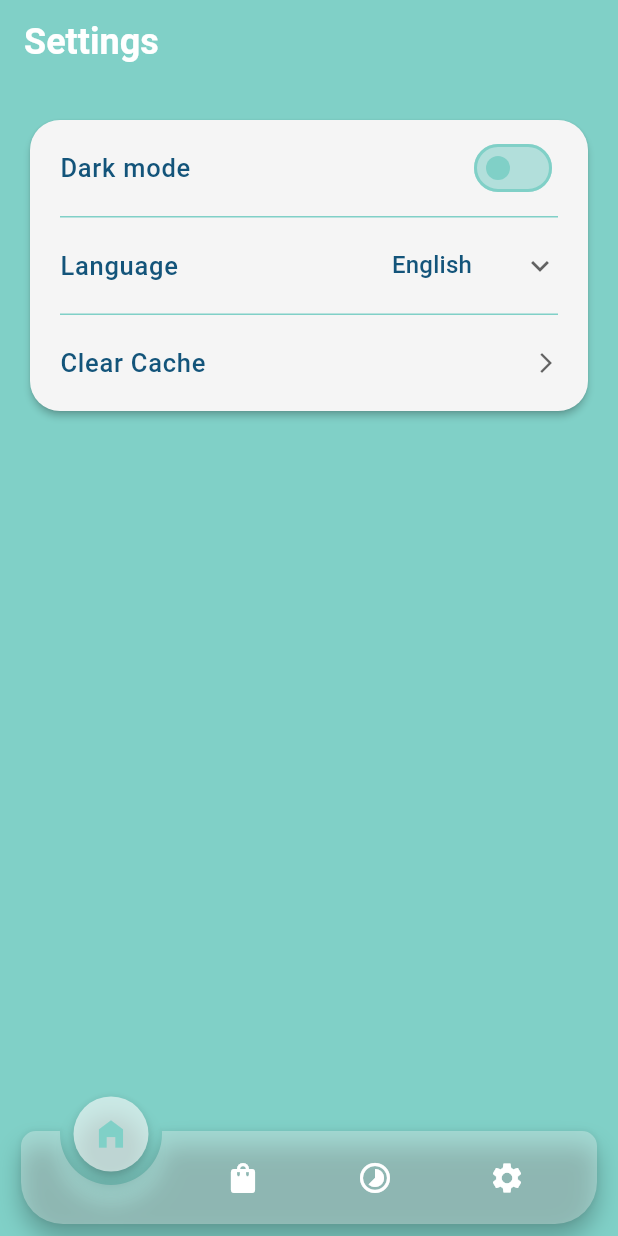
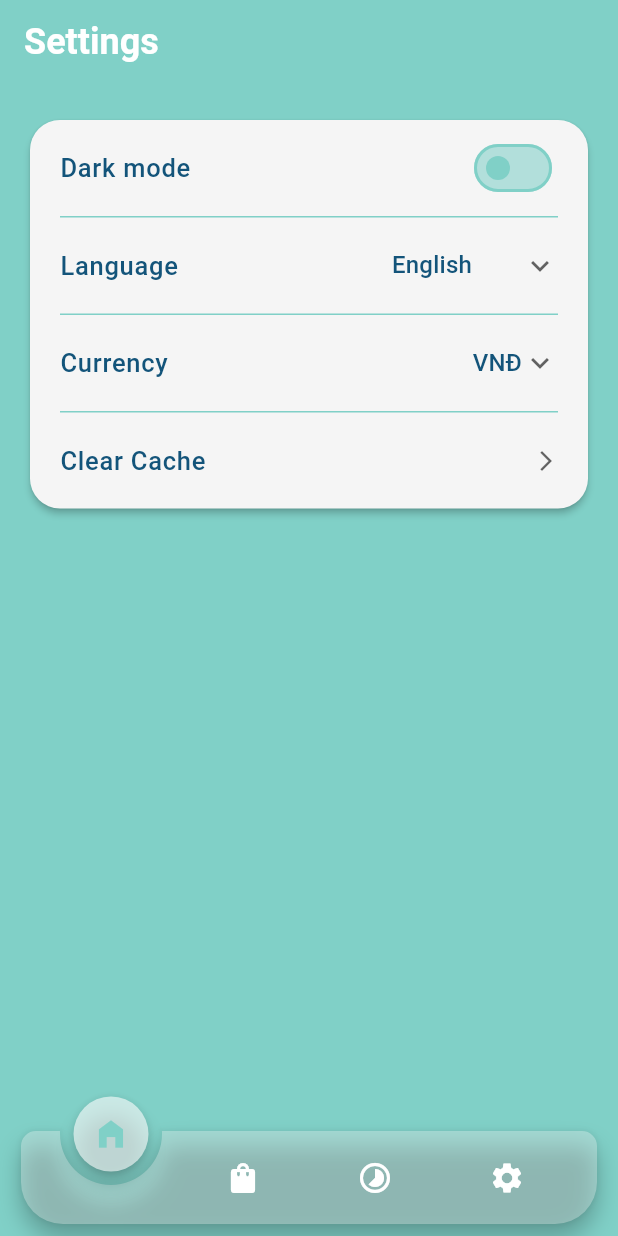
Before and after one commit to thangpn0207/manage_salary, a Flutter app: the screen it shows after launch, swiped to page 4, on a phone screen of 412 x 824 dp. Run offline on Flutter 3.47's test engine with Material 3 defaults, Android fonts, the phone set to English and light mode, and no system bars; drawn by our look-alikes of animated_notch_bottom_bar; our stand-ins replace connectivity_plus, equatable, fl_chart, flutter_bloc, flutter_form_builder, flutter_screenutil and 8 more; missing offline and left inert: flutter_tilt, lotus_cex.

Commit message:
add cubit currency

```diff
--- a/lib/bloc/activity/activity_bloc.dart
+++ b/lib/bloc/activity/activity_bloc.dart
@@ -776,9 +776,6 @@ class ActivityBloc extends HydratedBloc<ActivityEvent, ActivityState> {
   ActivityState? fromJson(Map<String, dynamic> json) {
     try {
       final state = ActivityState.fromJson(json);
-      // The GenerateRecurringInstances event is dispatched in the constructor
-      // after the BLoC is fully initialized. Adding events here is unsafe as
-      // handlers might not be registered yet during the hydration process.
       return state;
     } catch (e, stackTrace) {
       LogUtil.e('Error hydrating ActivityBloc state: $e\n$stackTrace');
--- /dev/null
+++ b/lib/bloc/concurrent/concurrent_cubit.dart
@@ -0,0 +1,30 @@
+import 'dart:ui';
+
+import 'package:hydrated_bloc/hydrated_bloc.dart';
+
+class CurrencyCubit extends HydratedCubit<Locale> {
+  CurrencyCubit() : super(Locale("en"));
+
+  Future<void> setLocale(Locale locale) async {
+    emit(locale);
+  }
+
+  Future<void> resetToDefault() async {
+    emit(Locale("en"));
+  }
+
+  bool isCurrentConcurrent(String languageCode) {
+    return state.languageCode == languageCode;
+  }
+
+  @override
+  Locale? fromJson(Map<String, dynamic> json) {
+    final String? languageCode = json['languageCode'];
+    return Locale(languageCode ?? "en");
+  }
+
+  @override
+  Map<String, dynamic>? toJson(Locale state) {
+    return {"languageCode": state.languageCode};
+  }
+}
--- a/lib/bloc/locale/cubit/locale_cubit.dart
+++ /dev/null
@@ -1,36 +0,0 @@
-import 'package:flutter/material.dart';
-import 'package:flutter_bloc/flutter_bloc.dart';
-import 'package:shared_preferences/shared_preferences.dart';
-
-import '../../../core/locale/generated/l10n.dart';
-
-class LocaleCubit extends Cubit<Locale> {
-  final SharedPreferences prefs;
-  static const String _localeKey = 'app_locale';
-  static const Locale _defaultLocale = Locale('en');
-
-  LocaleCubit(this.prefs) : super(_loadLocale(prefs));
-
-  static Locale _loadLocale(SharedPreferences prefs) {
-    final String? languageCode = prefs.getString(_localeKey);
-    if (languageCode == null) {
-      return _defaultLocale;
-    }
-    return Locale(languageCode);
-  }
-
-  Future<void> setLocale(Locale locale) async {
-    await prefs.setString(_localeKey, locale.languageCode);
-    await S.load(locale);
-    emit(locale);
-  }
-
-  Future<void> resetToDefault() async {
-    await prefs.remove(_localeKey);
-    emit(_defaultLocale);
-  }
-
-  bool isCurrentLocale(String languageCode) {
-    return state.languageCode == languageCode;
-  }
-}
--- /dev/null
+++ b/lib/bloc/locale/locale_cubit.dart
@@ -0,0 +1,32 @@
+import 'package:flutter/material.dart';
+import 'package:hydrated_bloc/hydrated_bloc.dart';
+
+import '../../core/locale/generated/l10n.dart';
+
+class LocaleCubit extends HydratedCubit<Locale> {
+  LocaleCubit() : super(Locale("en"));
+
+  Future<void> setLocale(Locale locale) async {
+    await S.load(locale);
+    emit(locale);
+  }
+
+  Future<void> resetToDefault() async {
+    emit(Locale("en"));
+  }
+
+  bool isCurrentLocale(String languageCode) {
+    return state.languageCode == languageCode;
+  }
+
+  @override
+  Locale? fromJson(Map<String, dynamic> json) {
+    final String? languageCode = json['languageCode'];
+    return Locale(languageCode ?? "en");
+  }
+
+  @override
+  Map<String, dynamic>? toJson(Locale state) {
+    return {"languageCode": state.languageCode};
+  }
+}
--- a/lib/bloc/theme/cubit/theme_cubit.dart
+++ /dev/null
@@ -1,30 +0,0 @@
-import 'package:flutter/material.dart';
-import 'package:flutter_bloc/flutter_bloc.dart';
-import 'package:shared_preferences/shared_preferences.dart';
-
-class ThemeCubit extends Cubit<ThemeMode> {
-  final SharedPreferences prefs;
-  static const String _themeKey = 'theme_mode';
-
-  ThemeCubit(this.prefs) : super(_loadTheme(prefs));
-
-  static ThemeMode _loadTheme(SharedPreferences prefs) {
-    final String? themeString = prefs.getString(_themeKey);
-    if (themeString == null) {
-      return ThemeMode.system;
-    }
-    return ThemeMode.values.firstWhere(
-      (e) => e.toString() == themeString,
-      orElse: () => ThemeMode.system,
-    );
-  }
-
-  Future<void> setTheme(ThemeMode mode) async {
-    await prefs.setString(_themeKey, mode.toString());
-    emit(mode);
-  }
-
-  bool get isDarkMode => state == ThemeMode.dark;
-  bool get isLightMode => state == ThemeMode.light;
-  bool get isSystemMode => state == ThemeMode.system;
-}
--- /dev/null
+++ b/lib/bloc/theme/theme_cubit.dart
@@ -0,0 +1,33 @@
+import 'package:flutter/material.dart';
+import 'package:hydrated_bloc/hydrated_bloc.dart';
+
+class ThemeCubit extends HydratedCubit<ThemeMode> {
+  ThemeCubit() : super(ThemeMode.system);
+
+  void setTheme(ThemeMode mode) async {
+    emit(mode);
+  }
+
+  bool get isDarkMode => state == ThemeMode.dark;
+
+  bool get isLightMode => state == ThemeMode.light;
+
+  bool get isSystemMode => state == ThemeMode.system;
+
+  @override
+  ThemeMode? fromJson(Map<String, dynamic> json) {
+    final themeMode = json['themeMode'] != null
+        ? ThemeMode.values.firstWhere(
+            (e) => e.toString() == json['themeMode'],
+            orElse: () => ThemeMode.system,
+          )
+        : ThemeMode.system;
+
+    return themeMode;
+  }
+
+  @override
+  Map<String, dynamic>? toJson(ThemeMode state) {
+    return {'themeMode': state.toString()};
+  }
+}
--- a/lib/core/locale/l10n/intl_en.arb
+++ b/lib/core/locale/l10n/intl_en.arb
@@ -91,5 +91,8 @@
   "addRecurringDescription": "Add recurring activities to automate your regular income and expenses",
   "added": "added",
   "updated": "updated",
-  "activityRemoved": "{name} removed"
+  "activityRemoved": "{name} removed",
+  "confirmBudgetDeletion": "Are you sure you want to remove the {name} budget?",
+  "currency": "Currency",
+  "addActivitySuccess": "{name} added successfully."
 }
--- a/lib/core/locale/l10n/intl_vi_VN.arb
+++ b/lib/core/locale/l10n/intl_vi_VN.arb
@@ -91,5 +91,8 @@
   "addRecurringDescription": "Thêm hoạt động định kỳ để tự động hóa thu nhập và chi tiêu thường xuyên của bạn",
   "added": "đã thêm",
   "updated": "đã cập nhật",
-  "activityRemoved": "Đã xóa {name}"
+  "activityRemoved": "Đã xóa {name}",
+  "confirmBudgetDeletion": "Bạn có chắc chắn muốn xóa ngân sách {name} không?",
+  "currency": "Tiền tệ",
+  "addActivitySuccess": "{name} thêm thành công."
 }
--- a/lib/ui/app.dart
+++ b/lib/ui/app.dart
@@ -7,8 +7,9 @@ import 'package:flutter_bloc/flutter_bloc.dart';
 import 'package:flutter_localizations/flutter_localizations.dart';
 import 'package:flutter_screenutil/flutter_screenutil.dart';
 import 'package:manage_salary/bloc/activity/activity_bloc.dart';
-import 'package:manage_salary/bloc/locale/cubit/locale_cubit.dart';
-import 'package:manage_salary/bloc/theme/cubit/theme_cubit.dart';
+import 'package:manage_salary/bloc/concurrent/concurrent_cubit.dart';
+import 'package:manage_salary/bloc/locale/locale_cubit.dart';
+import 'package:manage_salary/bloc/theme/theme_cubit.dart';
 import 'package:manage_salary/core/dependency/injection.dart';
 import 'package:manage_salary/core/locale/generated/l10n.dart';
 import 'package:manage_salary/core/routes/app_router.dart';
@@ -103,6 +104,7 @@ class _MyAppState extends State<MyApp> with WidgetsBindingObserver {
     return MultiBlocProvider(
       providers: [
         BlocProvider(create: (context) => getIt<ThemeCubit>()),
+        BlocProvider(create: (context) => getIt<CurrencyCubit>()),
         BlocProvider(create: (context) => getIt<LocaleCubit>()),
         BlocProvider(create: (context) => getIt<ActivityBloc>()),
       ],
@@ -110,6 +112,8 @@ class _MyAppState extends State<MyApp> with WidgetsBindingObserver {
         builder: (context, themeMode) {
           return BlocBuilder<LocaleCubit, Locale>(
             builder: (context, locale) {
+              return BlocBuilder<CurrencyCubit, Locale>(
+                builder: (context, state) {
                   return ScreenUtilInit(
                     designSize: const Size(360, 690),
                     minTextAdapt: true,
@@ -118,7 +122,7 @@ class _MyAppState extends State<MyApp> with WidgetsBindingObserver {
                       return MaterialApp.router(
                         routerConfig: AppRouter.router,
                         debugShowCheckedModeBanner: false,
-                    title: 'Lotus CEX',
+                        title: 'Manage Salary',
                         theme: AppTheme.lightTheme,
                         darkTheme: AppTheme.darkTheme,
                         themeMode: themeMode,
@@ -139,6 +143,8 @@ class _MyAppState extends State<MyApp> with WidgetsBindingObserver {
                 },
               );
             },
+          );
+        },
       ),
     );
   }
--- a/lib/ui/home/home_screen.dart
+++ b/lib/ui/home/home_screen.dart
@@ -2,8 +2,8 @@ import 'package:flutter/material.dart';
 import 'package:flutter_screenutil/flutter_screenutil.dart';
 import 'package:manage_salary/bloc/activity/activity_event.dart';
 import 'package:manage_salary/core/config/build_config.dart';
+import 'package:manage_salary/ui/components/banner_ad_widget.dart';
 import 'package:manage_salary/ui/components/base_button.dart';
-import 'package:manage_salary/ui/components/banner_ad_widget.dart';
 import 'package:manage_salary/ui/home/widgets/activity_list/activity_tabs_view.dart';
 import 'package:manage_salary/ui/home/widgets/bottom_sheet/show_add_activity_sheet.dart';
 import 'package:manage_salary/ui/home/widgets/card_dashboard/card_dashboard.dart';
@@ -32,7 +32,7 @@ class _HomeScreenState extends State<HomeScreen> {
       if (mounted) {
         ScaffoldMessenger.of(context).showSnackBar(
           SnackBar(
-            content: Text('${newActivity.title} added successfully!'),
+            content: Text(S.current.addActivitySuccess(newActivity.title)),
             backgroundColor: Colors.green,
             duration: const Duration(seconds: 2),
           ),
--- a/lib/ui/recurring/widgets/add_edit_recurring_sheet.dart
+++ b/lib/ui/recurring/widgets/add_edit_recurring_sheet.dart
@@ -3,7 +3,7 @@ import 'package:flutter/services.dart';
 import 'package:flutter_bloc/flutter_bloc.dart';
 import 'package:flutter_form_builder/flutter_form_builder.dart';
 import 'package:form_builder_validators/form_builder_validators.dart';
-import 'package:manage_salary/bloc/locale/cubit/locale_cubit.dart';
+import 'package:manage_salary/bloc/locale/locale_cubit.dart';
 import 'package:manage_salary/core/constants/enums.dart';
 import 'package:manage_salary/core/locale/generated/l10n.dart';
 import 'package:manage_salary/core/util/formatter.dart';
--- a/lib/ui/settings/settings_screen.dart
+++ b/lib/ui/settings/settings_screen.dart
@@ -5,8 +5,9 @@ import 'package:flutter_bloc/flutter_bloc.dart';
 import 'package:hydrated_bloc/hydrated_bloc.dart'; // For clearing storage
 import 'package:manage_salary/bloc/activity/activity_bloc.dart';
 import 'package:manage_salary/bloc/activity/activity_event.dart';
-import 'package:manage_salary/bloc/locale/cubit/locale_cubit.dart';
-import 'package:manage_salary/bloc/theme/cubit/theme_cubit.dart';
+import 'package:manage_salary/bloc/concurrent/concurrent_cubit.dart';
+import 'package:manage_salary/bloc/locale/locale_cubit.dart';
+import 'package:manage_salary/bloc/theme/theme_cubit.dart';
 
 import '../../core/constants/colors.dart';
 import '../../core/locale/generated/l10n.dart';
@@ -19,7 +20,11 @@ class SettingsScreen extends StatelessWidget {
   // Language map (can be moved to a constants file)
   static const Map<String, String> _supportedLanguages = {
     'en': 'English',
-    'vi': 'Vietnamese', // TODO: Consider localizing language names themselves?
+    'vi': 'Vietnamese',
+  };
+  static const Map<String, String> _supportedCurrencies = {
+    'en': 'VNĐ',
+    'vi': 'USD',
   };
 
   @override
@@ -40,6 +45,7 @@ class SettingsScreen extends StatelessWidget {
     // Get current state from Blocs using context.watch
     final currentThemeMode = context.watch<ThemeCubit>().state;
     final currentLocale = context.watch<LocaleCubit>().state;
+    final currentCurrency = context.watch<CurrencyCubit>().state;
 
     final isDarkModeOn = currentThemeMode == ThemeMode.dark;
 
@@ -104,6 +110,38 @@ class SettingsScreen extends StatelessWidget {
                         newLanguageCode != currentLocale.languageCode) {
                       context
                           .read<LocaleCubit>()
+                          .setLocale(Locale(newLanguageCode));
+                    }
+                  },
+                ),
+              ),
+
+              _buildDivider(),
+
+              // --- Concurrent Setting ---
+              _buildSettingsTile(
+                context: context,
+                title: S.of(context).currency, // Use localization
+                textColor: itemTextColor,
+                trailing: DropdownButton<String>(
+                  value: currentCurrency.languageCode,
+                  underline: Container(height: 0),
+                  icon: Icon(Icons.keyboard_arrow_down, color: arrowColor),
+                  isDense: true,
+                  items: _supportedCurrencies.entries.map((entry) {
+                    return DropdownMenuItem<String>(
+                      value: entry.key,
+                      child: Text(
+                        entry.value, // Language names are still hardcoded
+                        style: TextStyle(color: itemTextColor, fontSize: 16),
+                      ),
+                    );
+                  }).toList(),
+                  onChanged: (String? newLanguageCode) {
+                    if (newLanguageCode != null &&
+                        newLanguageCode != currentCurrency.languageCode) {
+                      context
+                          .read<CurrencyCubit>()
                           .setLocale(Locale(newLanguageCode));
                     }
                   },
--- a/pubspec.yaml
+++ b/pubspec.yaml
@@ -15,7 +15,7 @@ dependencies:
   # State Management
   bloc: ^9.0.0
   flutter_bloc: ^9.1.0
-  hydrated_bloc: ^10.0.0
+  hydrated_bloc: ^10.1.1
   equatable: ^2.0.5
 
   # UI Components
```
Also changed, not shown: lib/bloc/activity/activity_state.dart (+17 -16 lines), lib/core/dependency/injection.dart (+8 -5 lines), lib/ui/budget/budget_management_screen.dart (+3 -4 lines), lib/ui/budget/widgets/add_edit_budget_sheet.dart (+49 -28 lines), lib/ui/home/widgets/bottom_sheet/add_activity_sheet_content.dart (+5 -4 lines), lib/core/locale/generated/intl/messages_en.dart, lib/core/locale/generated/intl/messages_vi_VN.dart, lib/core/locale/generated/l10n.dart, pubspec.lock. Lines whose indentation alone changed are shown as unchanged.
